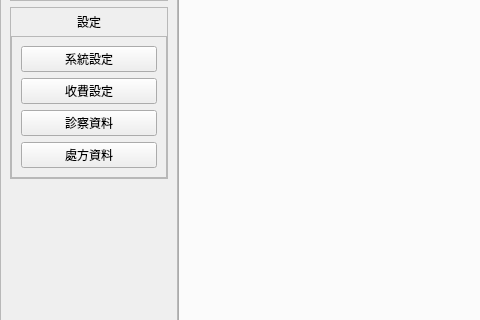
Qt form ui/pymedical.ui (picacat/pyMedical) before a commit; both pictures show x 0 to 480 and y 394 to 714 of the 1212 by 893 pixel window.
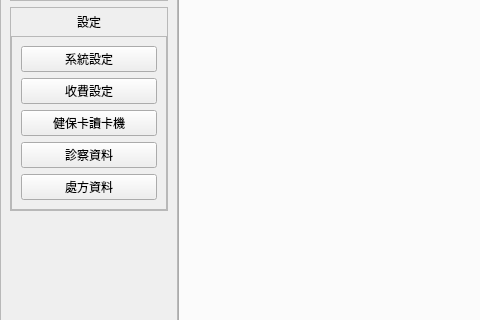
The same form after that commit.

Diff of the .ui file:
```diff
--- a/ui/pymedical.ui
+++ b/ui/pymedical.ui
@@ -364,6 +364,13 @@
                </property>
               </widget>
              </item>
+             <item>
+              <widget class="QPushButton" name="pushButton_ic_card">
+               <property name="text">
+                <string>健保卡讀卡機</string>
+               </property>
+              </widget>
+             </item>
              <item>
               <widget class="QPushButton" name="pushButton_diagnosis">
                <property name="text">
```
